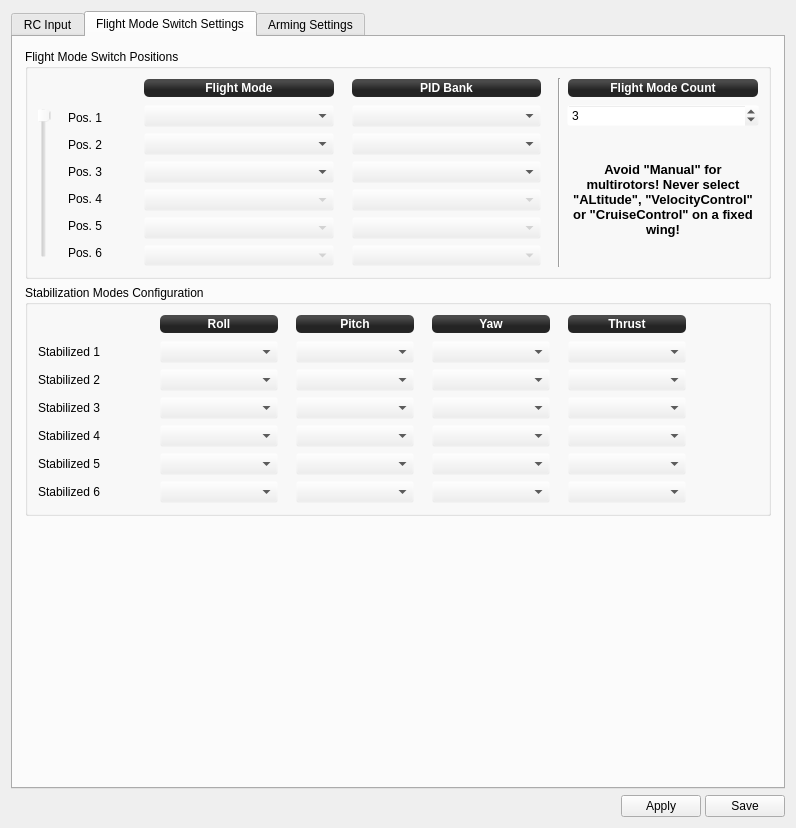
First picture: the form in ground/openpilotgcs/src/plugins/config/input.ui, repository openpilot/OpenPilot, before the edit.
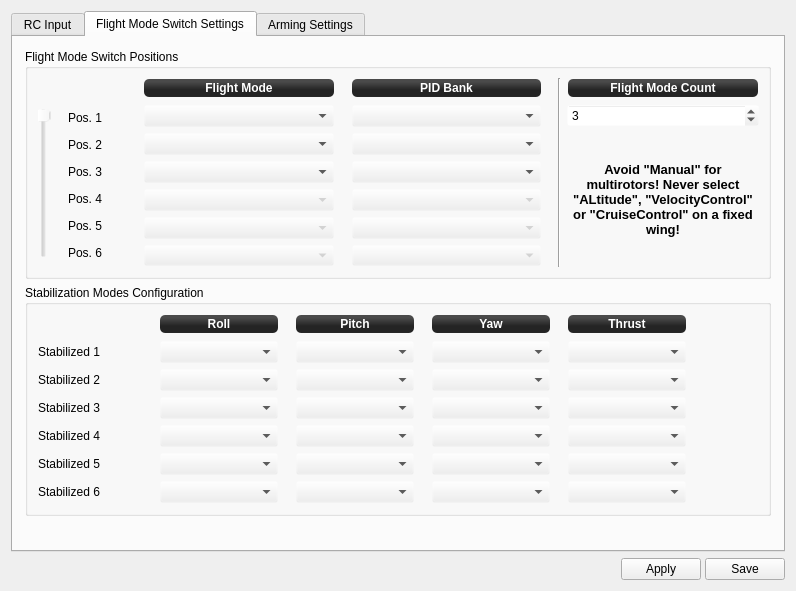
Second picture: the form after the edit. The open tabs and pages were chosen to show the change. Icons and pictures are not drawn.

Commit message: OP-1351 made help icon size consistent accross configuration panels

What changed in the file:
```diff
--- a/ground/openpilotgcs/src/plugins/config/input.ui
+++ b/ground/openpilotgcs/src/plugins/config/input.ui
@@ -7,7 +7,7 @@
     <x>0</x>
     <y>0</y>
     <width>796</width>
-    <height>828</height>
+    <height>591</height>
    </rect>
   </property>
   <property name="windowTitle">
@@ -542,8 +542,8 @@
            <rect>
             <x>0</x>
             <y>0</y>
-            <width>772</width>
-            <height>751</height>
+            <width>724</width>
+            <height>497</height>
            </rect>
           </property>
           <layout class="QGridLayout" name="gridLayout_7" rowstretch="1,0,0,0">
```
Left out of the diff: 8 changed lines with no effect on the pictures. The commit also changes 1 other file.
